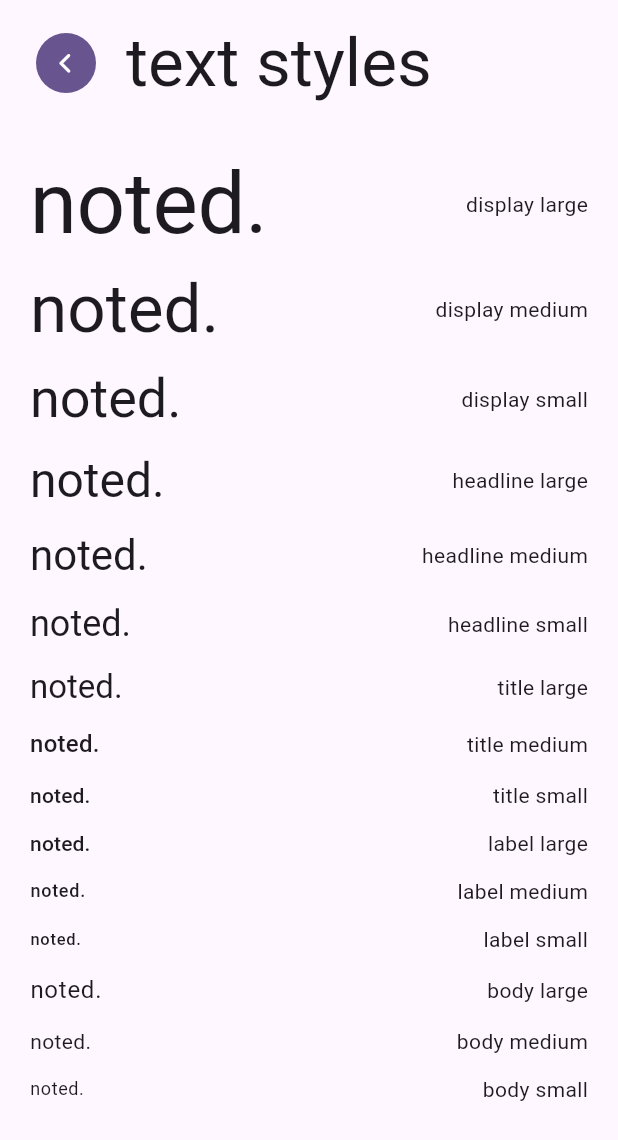
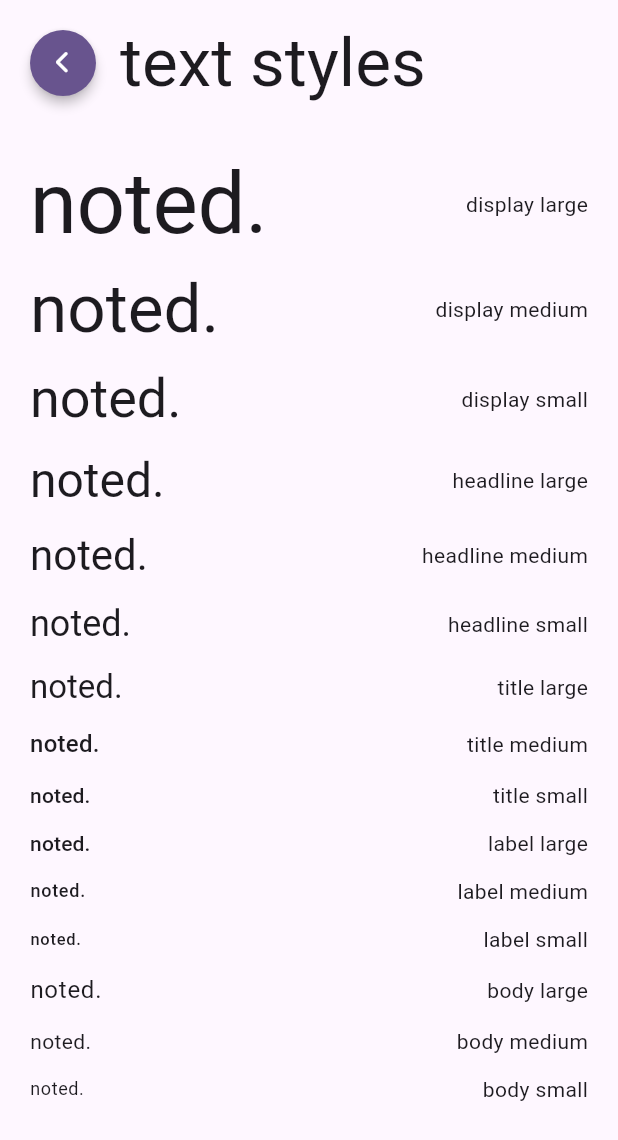
Before and after one commit to NotedApp/noted_app, a Flutter app: the CatalogRenderer screen opened directly, after a tap on "text styles", on a phone screen of 412 x 824 dp. Shown: the top 1140 px of the screen. Run offline on Flutter 3.47's test engine with Material 2 defaults, Android fonts, the phone set to English and light mode, and no system bars; our stand-ins replace equatable, flutter_bloc, flutter_svg.

Commit message:
#25: implement catalog images page

```diff
--- a/lib/catalog/catalog_content.dart
+++ b/lib/catalog/catalog_content.dart
@@ -1,4 +1,5 @@
 import 'package:flutter/material.dart';
+import 'package:noted_app/catalog/pages/svg_image_page.dart';
 import 'package:noted_app/catalog/pages/text_style_page.dart';
 
 sealed class CatalogNode {
@@ -24,7 +25,7 @@
     title: "catalog",
     children: <CatalogNode>[
       CatalogLeaf(title: "text styles", page: const TextStylePage()),
-      CatalogLeaf(title: "svg images", page: const TextStylePage()),
+      CatalogLeaf(title: "images", page: const SvgImagePage()),
     ],
   );
 }
--- a/lib/catalog/pages/svg_image_page.dart
+++ b/lib/catalog/pages/svg_image_page.dart
@@ -0,0 +1,19 @@
+import 'package:flutter/material.dart';
+import 'package:flutter_svg/flutter_svg.dart';
+import 'package:noted_app/catalog/catalog_list_widget.dart';
+
+class SvgImagePage extends StatelessWidget {
+  const SvgImagePage({super.key});
+
+  @override
+  Widget build(BuildContext context) {
+    ColorFilter filter = ColorFilter.mode(Theme.of(context).colorScheme.tertiary, BlendMode.srcIn);
+
+    List<Widget> children = [
+      SvgPicture.asset('assets/svg/woman_reading.svg', colorFilter: filter, fit: BoxFit.fitWidth),
+      SvgPicture.asset('assets/svg/woman_climbing.svg', colorFilter: filter, fit: BoxFit.fitWidth),
+    ];
+
+    return CatalogListWidget(children);
+  }
+}
--- a/lib/widget/common/button/noted_icon_button.dart
+++ b/lib/widget/common/button/noted_icon_button.dart
@@ -18,8 +18,7 @@
   final NotedIconButtonSize _size;
   final Color? _iconColor;
   final Color? _backgroundColor;
-  // TODO: Implement icon button stroke width.
-  // final double _strokeWidth;
+  final double _strokeWidth;
 
   const NotedIconButton(
     this._onPressed,
@@ -33,7 +32,8 @@
   })  : _type = type,
         _size = size,
         _iconColor = iconColor,
-        _backgroundColor = backgroundColor;
+        _backgroundColor = backgroundColor,
+        _strokeWidth = strokeWidth;
 
   @override
   Widget build(BuildContext context) {
@@ -61,22 +61,25 @@
         circleSize = 54;
         break;
       case NotedIconButtonSize.small:
-        iconSize = 22;
-        circleSize = 40;
+        iconSize = 24;
+        circleSize = 44;
         break;
     }
 
-    return IconButton.filled(
-      onPressed: _onPressed,
-      icon: Icon(_icon),
-      padding: EdgeInsets.all((circleSize - iconSize) / 2),
-      style: ButtonStyle(
-        fixedSize: MaterialStateProperty.all<Size>(Size(circleSize, circleSize)),
-        iconSize: MaterialStateProperty.all<double>(iconSize),
-        backgroundColor: MaterialStateProperty.all<Color>(background),
-        foregroundColor: MaterialStateProperty.all<Color>(foreground),
-        iconColor: MaterialStateProperty.all<Color>(foreground),
-        elevation: MaterialStateProperty.all<double>(1),
+    ShapeBorder border = _strokeWidth > 0
+        ? CircleBorder(side: BorderSide(color: foreground, width: _strokeWidth))
+        : const CircleBorder();
+
+    return SizedBox(
+      width: circleSize,
+      height: circleSize,
+      child: FloatingActionButton(
+        onPressed: _onPressed,
+        foregroundColor: foreground,
+        backgroundColor: background,
+        elevation: 3,
+        shape: border,
+        child: Icon(_icon, size: iconSize),
       ),
     );
   }
--- a/pubspec.yaml
+++ b/pubspec.yaml
@@ -30,6 +30,10 @@
 
   # An image asset can refer to one or more resolution-specific "variants", see
   # https://flutter.dev/assets-and-images/#resolution-aware
+
+  assets:
+    - assets/svg/woman_climbing.svg
+    - assets/svg/woman_reading.svg
 
   fonts:
     - family: NotedIcons
```
Also changed, not shown: assets/svg/woman_climbing.svg (added), assets/svg/woman_reading.svg (added).
